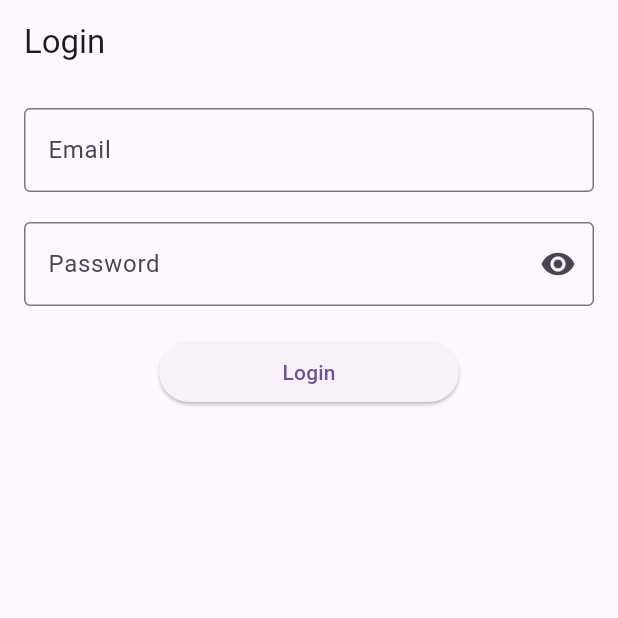
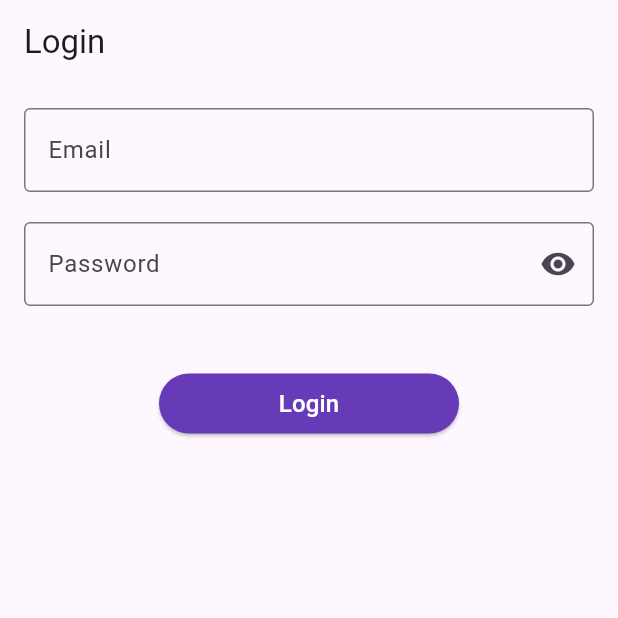
Before and after one commit to PinKevin/asesmen_paud, a Flutter app: the screen it shows after launch, on a phone screen of 412 x 824 dp, the top half of it. Run offline on Flutter 3.47's test engine with Material 3 defaults, Android fonts, the phone set to English and light mode, and no system bars; our stand-ins replace flutter_dotenv.

Commit message:
fix(login): login normally with displaying error when error occurs and for now print token

```diff
--- a/lib/api/exception.dart
+++ b/lib/api/exception.dart
@@ -1,6 +1,15 @@
+import 'package:asesmen_paud/api/response.dart';
+
 class ValidationException implements Exception {
+  final Map<String, ValidationErrorResponse> errors;
+
+  ValidationException(this.errors);
+}
+
+class BadRequestException implements Exception {
   final String message;
-  ValidationException(this.message);
+
+  BadRequestException(this.message);
 
   @override
   String toString() => message;
--- a/lib/pages/login_page.dart
+++ b/lib/pages/login_page.dart
@@ -19,6 +19,10 @@ class LoginPageState extends State<LoginPage> {
   String _message = '';
   bool _passwordVisible = false;
 
+  String _errorMessage = '';
+  String? _emailError;
+  String? _passwordError;
+
   @override
   void initState() {
     super.initState();
@@ -27,20 +31,42 @@ class LoginPageState extends State<LoginPage> {
 
   void _login() async {
     try {
+      setState(() {
+        _message = '';
+        _emailError = null;
+        _passwordError = null;
+        _errorMessage = '';
+      });
+
       final SuccessResponse<LoginPayload> response = await _authService.login(
           _emailController.text, _passwordController.text);
 
+      if (response.status == 'success') {
         setState(() {
           _message = 'Login success! Token: ${response.payload.token}';
+          _errorMessage = '';
+          _emailError = null;
+          _passwordError = null;
         });
-    } on ValidationException catch (e) {
+      }
+    } catch (e) {
+      if (e is ValidationException) {
         setState(() {
-        _message = 'Validaton error: $e';
+          _emailError = e.errors['email']?.message ?? '';
+          _passwordError = e.errors['password']?.message ?? '';
+          _message = '';
         });
-    } catch (e) {
+      } else if (e is BadRequestException) {
         setState(() {
-        _message = e.toString();
+          _message = '';
+          _errorMessage = e.message;
         });
+      } else {
+        setState(() {
+          _message = '';
+          _errorMessage = e.toString();
+        });
+      }
     }
   }
 
@@ -56,10 +82,12 @@ class LoginPageState extends State<LoginPage> {
           children: [
             TextField(
               controller: _emailController,
-              decoration: const InputDecoration(
+              decoration: InputDecoration(
                   labelText: 'Email',
-                border: OutlineInputBorder(),
-              ),
+                  border: const OutlineInputBorder(),
+                  errorText: _emailError,
+                  errorBorder: const OutlineInputBorder(
+                      borderSide: BorderSide(color: Colors.red))),
             ),
             const SizedBox(
               height: 20,
@@ -69,6 +97,9 @@ class LoginPageState extends State<LoginPage> {
               decoration: InputDecoration(
                   labelText: 'Password',
                   border: const OutlineInputBorder(),
+                  errorText: _passwordError,
+                  errorBorder: const OutlineInputBorder(
+                      borderSide: BorderSide(color: Colors.red)),
                   suffixIcon: IconButton(
                       onPressed: () {
                         setState(() {
@@ -81,19 +112,30 @@ class LoginPageState extends State<LoginPage> {
               obscureText: !_passwordVisible,
             ),
             const SizedBox(
-              height: 20,
+              height: 10,
+            ),
+            if (_errorMessage.isNotEmpty)
+              Text(_errorMessage, style: const TextStyle(color: Colors.red)),
+            Text(
+              _message,
+            ),
+            const SizedBox(
+              height: 10,
             ),
             ElevatedButton(
               onPressed: _login,
               style: ElevatedButton.styleFrom(
                   fixedSize: const Size(200, 40),
+                  backgroundColor: Colors.deepPurple),
+              child: const Text(
+                'Login',
+                style: TextStyle(fontSize: 16, color: Colors.white),
               ),
-              child: const Text('Login'),
             ),
             const SizedBox(
               height: 20,
             ),
-            Text(_message),
+            // Text(_message),
           ],
         ),
       ),
```
Also changed, not shown: lib/api/response.dart (+11 -6 lines), lib/api/service/auth_service.dart (+5 -3 lines). Lines whose indentation alone changed are shown as unchanged.
